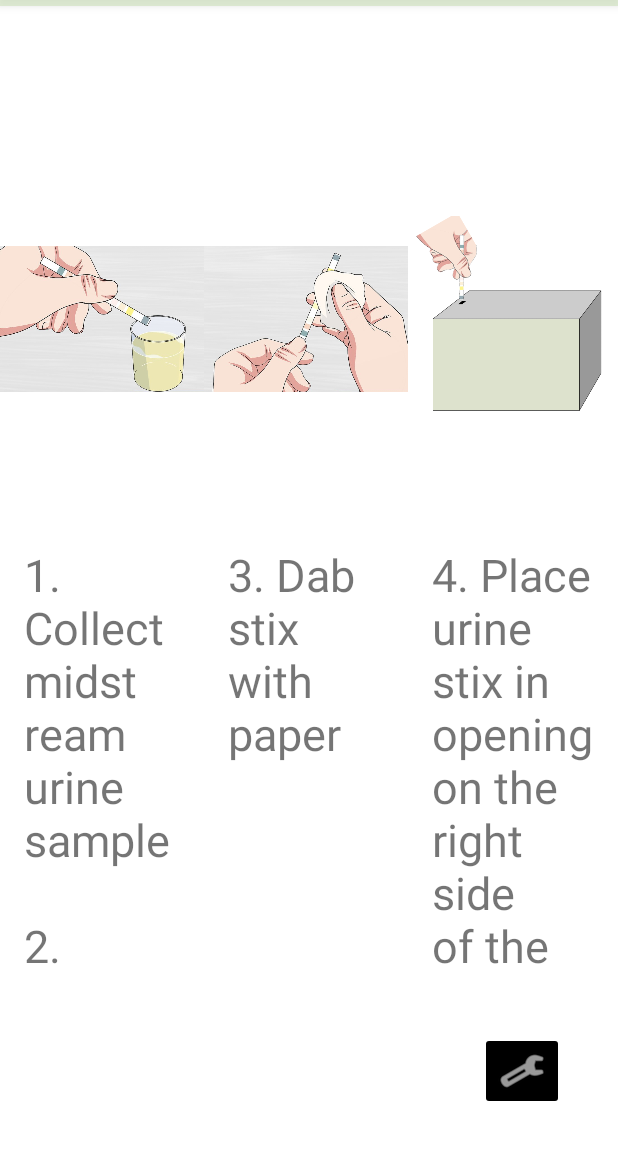
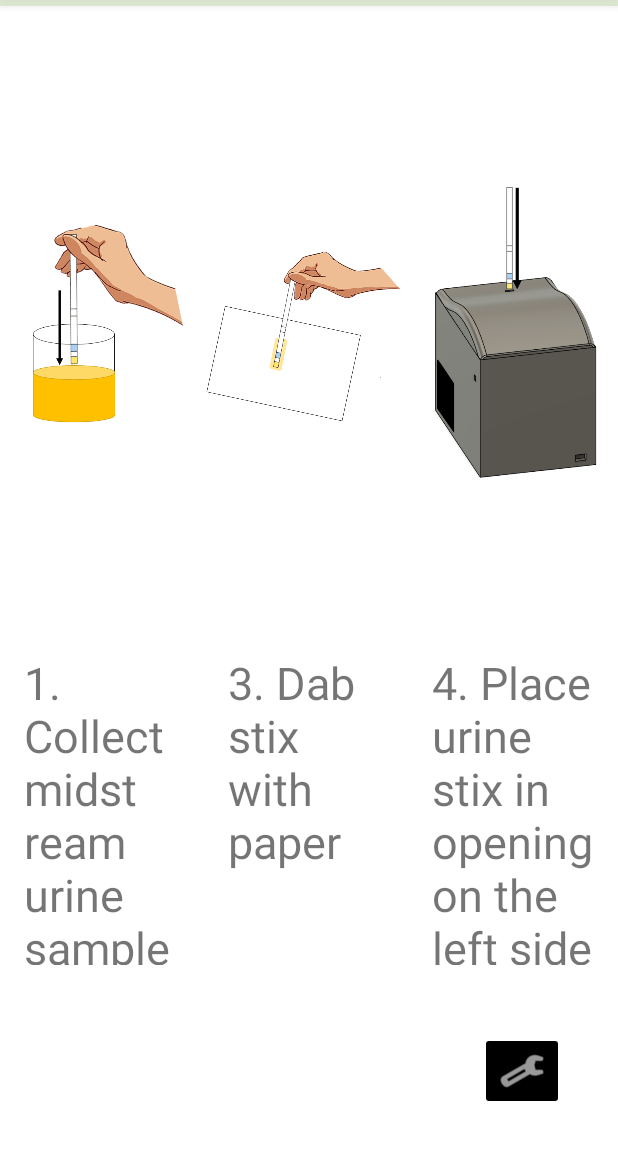
Before and after one commit to tkmadsen/UrineAnalyzerApp, an Android app: the fragment GuideFragment placed in its activity, on a phone screen of 412 x 824 dp, the part 78-1236 px from its top. Run offline under Robolectric (Android 15) with nearby library versions, the phone set to English and light mode, and no system bars; libraries missing offline, so code that uses them is left out: org.checkerframework.checker.

Commit message:
Design opdateret efter brugertest

```diff
--- a/app/src/main/res/layout/fragment_guide.xml
+++ b/app/src/main/res/layout/fragment_guide.xml
@@ -15,11 +15,12 @@
         <ImageView
             android:id="@+id/imageView"
             android:layout_width="0dp"
-            android:layout_height="300dp"
-            android:src="@drawable/urin"
+            android:layout_height="0dp"
+            android:src="@drawable/dypurin"
             app:layout_constraintBottom_toTopOf="@+id/guideline7"
             app:layout_constraintEnd_toStartOf="@+id/guideline5"
-            app:layout_constraintStart_toStartOf="parent" />
+            app:layout_constraintStart_toStartOf="parent"
+            app:layout_constraintTop_toTopOf="parent" />
 
         <TextView
             android:id="@+id/guideTB"
@@ -37,11 +38,12 @@
         <ImageView
             android:id="@+id/imageView3"
             android:layout_width="0dp"
-            android:layout_height="300dp"
-            android:src="@drawable/urinpapir"
+            android:layout_height="0dp"
+            android:src="@drawable/dubstix"
             app:layout_constraintBottom_toTopOf="@+id/guideline7"
             app:layout_constraintEnd_toStartOf="@+id/guideline6"
-            app:layout_constraintStart_toStartOf="@+id/guideline5" />
+            app:layout_constraintStart_toStartOf="@+id/guideline5"
+            app:layout_constraintTop_toTopOf="parent" />
 
         <androidx.constraintlayout.widget.Guideline
             android:id="@+id/guideline5"
@@ -62,7 +64,7 @@
             android:layout_width="wrap_content"
             android:layout_height="wrap_content"
             android:orientation="horizontal"
-            app:layout_constraintGuide_percent="0.55" />
+            app:layout_constraintGuide_percent="0.66" />
 
         <TextView
             android:id="@+id/guide2Txt"
@@ -80,14 +82,12 @@
         <ImageView
             android:id="@+id/imageView4"
             android:layout_width="0dp"
-            android:layout_height="300dp"
-            android:src="@drawable/devicev2"
+            android:layout_height="0dp"
+            android:src="@drawable/insertstix"
             app:layout_constraintBottom_toTopOf="@+id/guideline7"
             app:layout_constraintEnd_toEndOf="parent"
-            app:layout_constraintHorizontal_bias="1.0"
             app:layout_constraintStart_toStartOf="@+id/guideline6"
-            app:srcCompat="@drawable/devicev2"
-            tools:srcCompat="@drawable/devicev2" />
+            app:layout_constraintTop_toTopOf="parent" />
 
         <TextView
             android:id="@+id/guide3Txt"
--- a/app/src/main/res/layout/fragment_processing.xml
+++ b/app/src/main/res/layout/fragment_processing.xml
@@ -34,6 +34,7 @@
         android:layout_alignParentBottom="true"
         android:layout_marginBottom="128dp"
         android:progressDrawable="@drawable/circular_progress_bar"
+        android:progressTint="@color/grey"
         app:layout_constraintBottom_toBottomOf="parent"
         app:layout_constraintEnd_toEndOf="parent"
         app:layout_constraintStart_toStartOf="parent" />
--- a/app/src/main/res/values/strings.xml
+++ b/app/src/main/res/values/strings.xml
@@ -15,7 +15,7 @@
   <string name="errorInvalidPassword">Invalid password</string>
   <string name="errorUserSignIn">Login failed</string>
   <string name="guide2Txt">3. Dab stix with paper</string>
-  <string name="guide3Txt">4. Place urine stix in opening on the right side of the device and wait for stix to be fastened by the device</string>
+  <string name="guide3Txt">4. Place urine stix in opening on the left side of the device and wait for stix to be fastened by the device</string>
   <string name="correctTestTXt">Result received</string>
   <string name="backBtn">Back</string>
   <string name="CPRdialog">Welcome 2103971554</string>
```
Also changed, not shown: app/src/main/res/layout/fragment_welcome.xml (+6 -12 lines), app/src/main/res/drawable-v24/dubstix.png (added), app/src/main/res/drawable-v24/dypurin.png (added), app/src/main/res/drawable-v24/insertstix.png (added), app/src/main/res/drawable-v24/nytscanningsbillede.png (added), 1 other file. Lines whose indentation alone changed are shown as unchanged.
